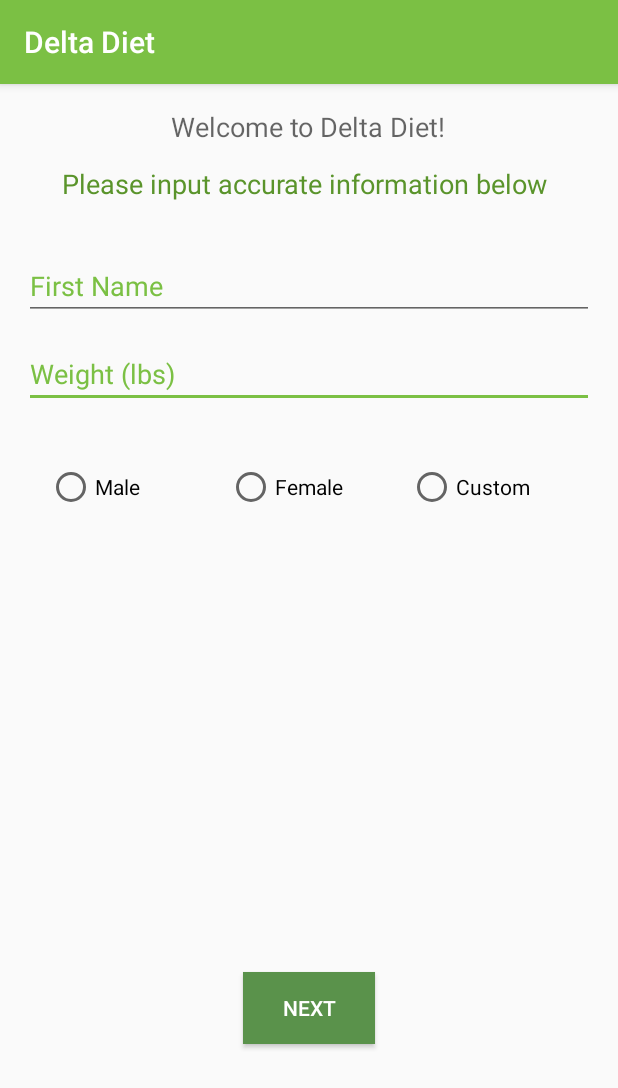
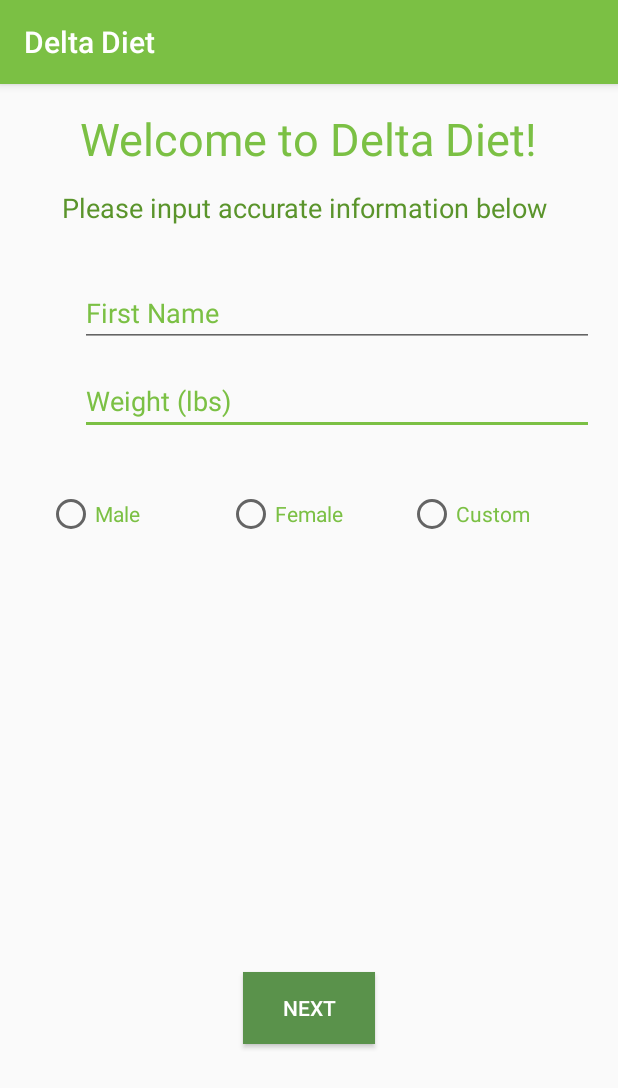
Before and after one commit to james-bonifacio/DeltaHacks3, an Android app: the InitialSetup screen opened directly, with no data from a screen before it, on a phone screen of 412 x 824 dp. Shown: the top 1088 px of the screen. Run offline under Robolectric (Android 15) with nearby library versions, the phone set to English and light mode, and no system bars.

Commit message:
radio button fixes

```diff
--- a/app/src/main/res/layout/activity_initial_setup.xml
+++ b/app/src/main/res/layout/activity_initial_setup.xml
@@ -17,7 +17,9 @@
         android:id="@+id/textView"
         android:layout_alignParentTop="true"
         android:layout_centerHorizontal="true"
-        android:textAppearance="@style/TextAppearance.AppCompat.Medium" />
+        android:textAppearance="@style/TextAppearance.AppCompat.Medium"
+        android:textColor="@color/colorPrimary"
+        android:textSize="30sp" />
 
     <TextView
         android:text="Please input accurate information below "
@@ -42,19 +44,6 @@
         android:layout_below="@+id/editText2"
         android:layout_alignLeft="@+id/editText2"
         android:layout_alignStart="@+id/editText2" />
-
-    <EditText
-        android:layout_width="match_parent"
-        android:layout_height="wrap_content"
-        android:inputType="textPersonName"
-        android:text="First Name"
-        android:ems="10"
-        android:id="@+id/editText2"
-        android:layout_marginTop="33dp"
-        android:layout_below="@+id/textView2"
-        android:textColor="#7bc044"
-        android:layout_alignParentLeft="true"
-        android:layout_alignParentStart="true" />
 
     <Button
         android:text="Next"
@@ -88,7 +77,8 @@
             android:id="@+id/radioButton"
             android:layout_centerVertical="true"
             android:layout_alignLeft="@+id/editText"
-            android:layout_alignStart="@+id/editText" />
+            android:layout_alignStart="@+id/editText"
+            android:textColor="@color/colorPrimary" />
 
         <RadioButton
             android:text="Female"
@@ -99,7 +89,8 @@
             android:layout_alignBaseline="@+id/radioButton"
             android:layout_alignBottom="@+id/radioButton"
             android:layout_toRightOf="@+id/radioButton"
-            android:layout_toEndOf="@+id/radioButton" />
+            android:layout_toEndOf="@+id/radioButton"
+            android:textColor="@color/colorPrimary" />
 
         <RadioButton
             android:text="Custom"
@@ -110,8 +101,22 @@
             android:layout_toRightOf="@+id/radioButton2"
             android:layout_toEndOf="@+id/radioButton2"
             android:id="@+id/radioButton3"
-            tools:width="30dp" />
+            tools:width="30dp"
+            android:textColor="@color/colorPrimary" />
 
     </LinearLayout>
 
+    <EditText
+        android:layout_width="match_parent"
+        android:layout_height="wrap_content"
+        android:inputType="textPersonName"
+        android:text="First Name"
+        android:ems="10"
+        android:id="@+id/editText2"
+        android:layout_marginTop="35dp"
+        android:textColor="#7bc044"
+        android:layout_below="@+id/textView2"
+        android:layout_alignLeft="@+id/textView"
+        android:layout_alignStart="@+id/textView" />
+
 </RelativeLayout>
```
